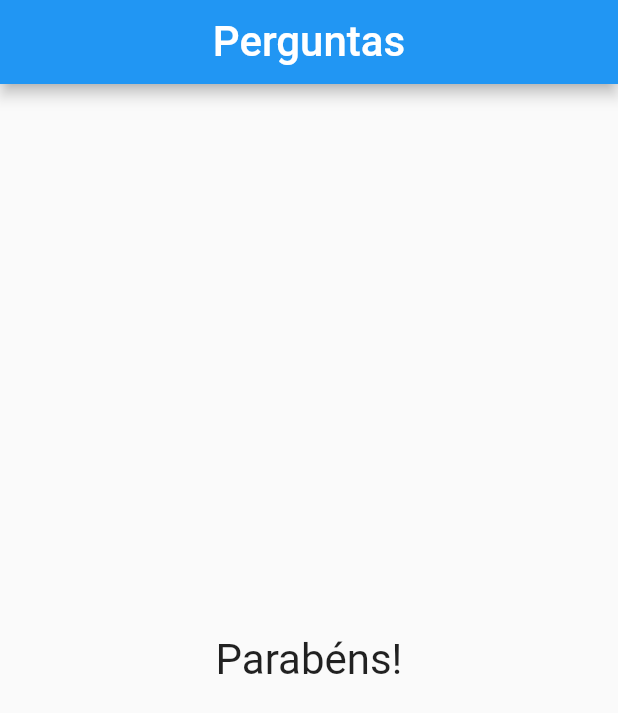
After one commit to nagpaulo/projeto-perguntas, a Flutter app: the screen it shows after launch, after a tap on "Preto", after a tap on "Cobra", after a tap on "Daniel", on a phone screen of 412 x 824 dp. The commit adds this screen. Shown: the top 713 px of the screen. Run offline on Flutter 3.47's test engine with Material 2 defaults, Android fonts, the phone set to English and light mode, and no system bars.

Commit message:
Componente resultado

```diff
--- a/lib/main.dart
+++ b/lib/main.dart
@@ -2,6 +2,7 @@ import 'package:flutter/material.dart';
 import 'package:flutter/widgets.dart';
 import './questao.dart';
 import './resposta.dart';
+import './resultado.dart';
 
 main() => runApp(PerguntaApp());
 
@@ -67,14 +68,7 @@ class _PerguntaAppState extends State<PerguntaApp> {
                   ...widget,
                 ],
               )
-            : Center(
-                child: Text(
-                  data,
-                  style: TextStyle(
-                    fontSize: 28,
-                  ),
-                ),
-              ),
+            : Resultado(data),
       ),
     );
   }
--- a/lib/questao.dart
+++ b/lib/questao.dart
@@ -6,7 +6,7 @@ import 'package:flutter/material.dart';
 class Questao extends StatelessWidget {
   final String texto;
 
-  Questao(this.texto);
+  Questao(this.texto, {super.key});
 
   @override
   Widget build(BuildContext context) {
--- a/lib/resposta.dart
+++ b/lib/resposta.dart
@@ -6,7 +6,7 @@ class Resposta extends StatelessWidget {
   final String text;
   final void Function() handleAction;
 
-  Resposta(this.text, this.handleAction);
+  Resposta(this.text, this.handleAction, {super.key});
 
   final ButtonStyle raisedButtonStyle = ElevatedButton.styleFrom(
     foregroundColor: Colors.white,
--- /dev/null
+++ b/lib/resultado.dart
@@ -0,0 +1,21 @@
+import 'package:flutter/src/widgets/container.dart';
+import 'package:flutter/src/widgets/framework.dart';
+import 'package:flutter/widgets.dart';
+
+class Resultado extends StatelessWidget {
+  String data;
+
+  Resultado(this.data, {super.key});
+
+  @override
+  Widget build(BuildContext context) {
+    return Center(
+      child: Text(
+        data,
+        style: TextStyle(
+          fontSize: 28,
+        ),
+      ),
+    );
+  }
+}
```
